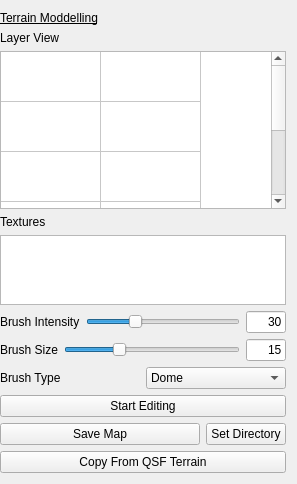
This is asset_collector_tool/qsf_editor/tools/TerrainTexturingToolbox.ui in KillerConsti/EditorTools as Qt 5 draws it before an edit. The edited form follows.
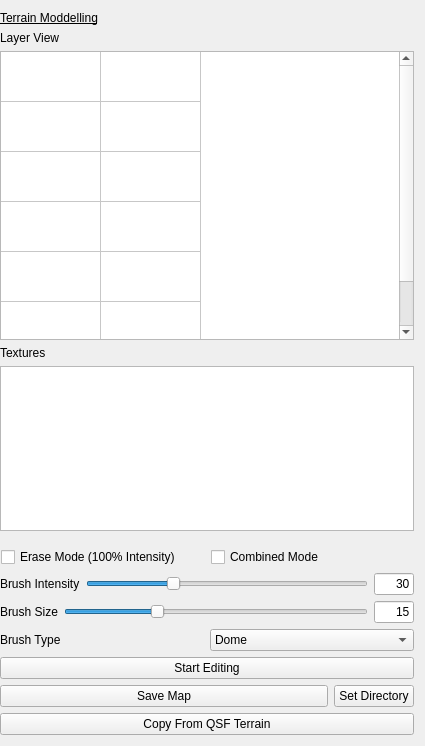
This is the edited form.

Commit message: improved terrain texture tools (coordinated,save texture) +

```diff
--- a/asset_collector_tool/qsf_editor/tools/TerrainTexturingToolbox.ui
+++ b/asset_collector_tool/qsf_editor/tools/TerrainTexturingToolbox.ui
@@ -12,8 +12,8 @@
    <rect>
     <x>0</x>
     <y>0</y>
-    <width>297</width>
-    <height>484</height>
+    <width>425</width>
+    <height>746</height>
    </rect>
   </property>
   <property name="minimumSize">
@@ -133,6 +133,33 @@
      </property>
     </widget>
    </item>
+   <item>
+    <layout class="QHBoxLayout" name="horizontalLayout">
+     <property name="sizeConstraint">
+      <enum>QLayout::SetDefaultConstraint</enum>
+     </property>
+     <property name="leftMargin">
+      <number>1</number>
+     </property>
+     <property name="topMargin">
+      <number>10</number>
+     </property>
+     <item>
+      <widget class="QCheckBox" name="checkBox_erase">
+       <property name="text">
+        <string>Erase Mode (100% Intensity)</string>
+       </property>
+      </widget>
+     </item>
+     <item>
+      <widget class="QCheckBox" name="checkBox_combined">
+       <property name="text">
+        <string>Combined Mode</string>
+       </property>
+      </widget>
+     </item>
+    </layout>
+   </item>
    <item>
     <layout class="QHBoxLayout" name="horizontalLayout_2"/>
    </item>
```
The commit also changes 10 other files.
